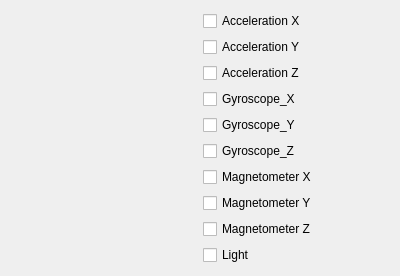
Above: SmartDotGraph.ui from YCP-Rev-Metrix/BallSpinner-Controller-v2 before the change. Below: the same form after it.
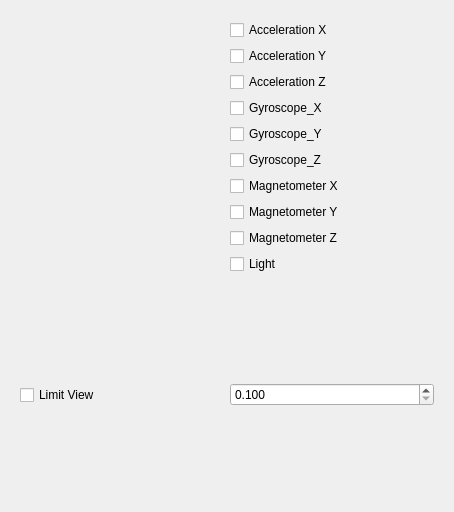
That is the form after the change. Custom widgets are drawn as their Qt base class.

Commit message: Added ability to change lookback on graph

Diff of the .ui file:
```diff
--- a/SmartDotGraph.ui
+++ b/SmartDotGraph.ui
@@ -6,13 +6,16 @@
    <rect>
     <x>0</x>
     <y>0</y>
-    <width>400</width>
-    <height>272</height>
+    <width>454</width>
+    <height>512</height>
    </rect>
   </property>
   <property name="windowTitle">
    <string>Form</string>
   </property>
+  <layout class="QVBoxLayout" name="verticalLayout_2">
+   <item>
+    <widget class="QWidget" name="widgetContainer" native="true">
   <layout class="QHBoxLayout" name="horizontalLayout">
    <item>
     <widget class="PlotWidget" name="graphSmartDot" native="true"/>
@@ -90,6 +93,44 @@
       </widget>
      </item>
     </layout>
+      </item>
+     </layout>
+    </widget>
+   </item>
+   <item>
+    <widget class="QWidget" name="widgetLookback" native="true">
+     <layout class="QHBoxLayout" name="horizontalLayout_2">
+      <item>
+       <widget class="QCheckBox" name="chkLimitView">
+        <property name="text">
+         <string>Limit View</string>
+        </property>
+       </widget>
+      </item>
+      <item>
+       <widget class="QDoubleSpinBox" name="dsbLookBackSeconds">
+        <property name="enabled">
+         <bool>true</bool>
+        </property>
+        <property name="readOnly">
+         <bool>false</bool>
+        </property>
+        <property name="decimals">
+         <number>3</number>
+        </property>
+        <property name="minimum">
+         <double>0.100000000000000</double>
+        </property>
+        <property name="maximum">
+         <double>10.000000000000000</double>
+        </property>
+        <property name="singleStep">
+         <double>0.100000000000000</double>
+        </property>
+       </widget>
+      </item>
+     </layout>
+    </widget>
    </item>
   </layout>
  </widget>
```
Lines whose indentation alone changed are shown as unchanged. The commit also changes 1 other file.
